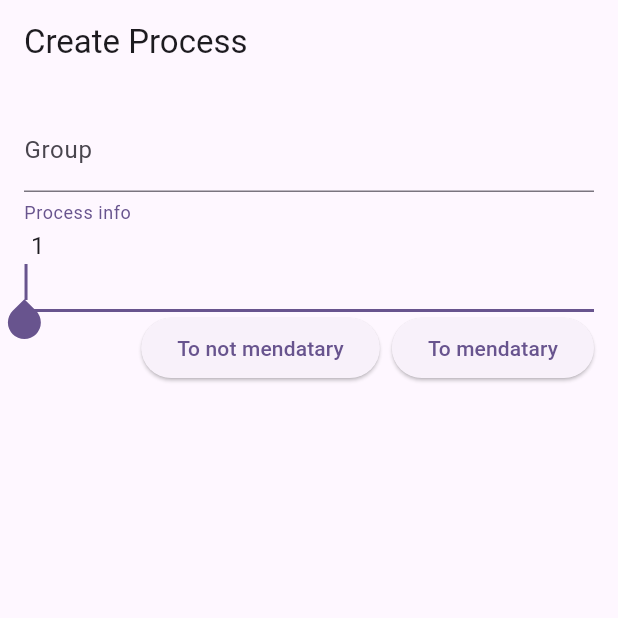
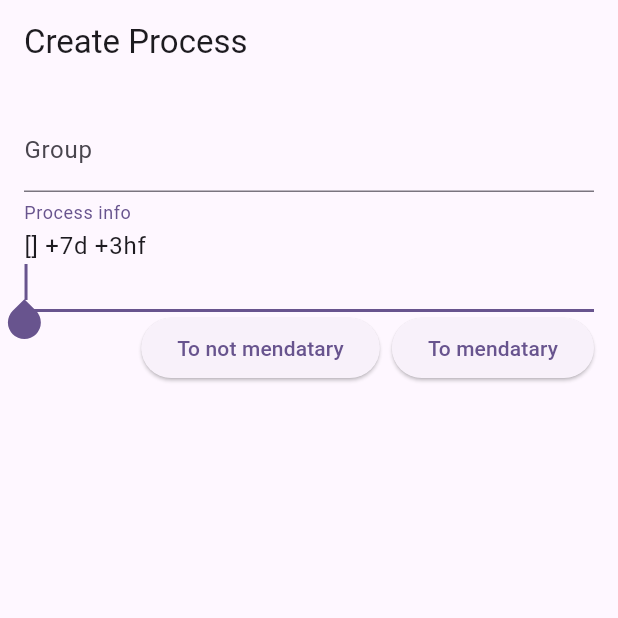
Before and after one commit to nicourrrn/pliner, a Flutter app: the ProcessCreateView screen opened by its route, on a phone screen of 412 x 824 dp, the top half of it. Run offline on Flutter 3.47's test engine with Material 3 defaults, Android fonts, the light colour scheme and no system bars; our stand-ins replace date_format, file_picker, flutter_hooks, freezed_annotation, gap, go_router and 2 more; generated files the repository leaves out were written again.

Commit message:
Update difficult level system

```diff
--- a/lib/main.dart
+++ b/lib/main.dart
@@ -8,7 +8,6 @@
 import 'package:date_format/date_format.dart';
 import "dart:convert";
 import "package:path_provider/path_provider.dart";
-import "package:uuid/uuid.dart";
 import "./models.dart";
 import "./convetrers.dart";
 import "./controllers.dart";
@@ -198,7 +197,7 @@
       child: ListTile(
         title: Text(process.name),
         subtitle: Text(process.group),
-        trailing: Text(process.difficultLevel.toString()),
+        trailing: Text(process.timeNeeded.inHours.toString()),
         onTap: () {
           context.push("/process/${process.id}");
         },
@@ -227,7 +226,7 @@
       appBar: AppBar(
         title: Text(process.name),
         actions: [
-          Text(process.difficultLevel.toString()),
+          Text(process.timeNeeded.inHours.toString()),
           IconButton(
             icon: const Icon(Icons.edit),
             onPressed: () {
@@ -242,7 +241,7 @@
           crossAxisAlignment: CrossAxisAlignment.start,
           children: [
             Text(process.description, style: TextStyle(fontSize: 18)),
-            const Gap(32),
+            const Gap(18),
             Expanded(child: StepListView(processId: processId)),
             Row(
               mainAxisAlignment: MainAxisAlignment.spaceBetween,
@@ -278,9 +277,6 @@
         final step = steps[index];
         return ListTile(
           title: Text(step.text),
-          subtitle: Text(
-            'Deadline: ${formatDate(step.deadline, [yy, '-', mm, '-', dd])}',
-          ),
           tileColor: step.isMendatary ? Colors.grey[300] : Colors.grey[100],
           trailing: Checkbox(
             value: step.done,
@@ -312,16 +308,7 @@
   Widget build(BuildContext context, WidgetRef ref) {
     var baseProcess =
         processId == null
-            ? Process(
-              id: Uuid().v1(),
-              name: '',
-              description: '',
-              isMendatary: false,
-              difficultLevel: 1,
-              group: '',
-              assignedAt: DateTime.now(),
-              steps: [],
-            )
+            ? Process.zero()
             : ref
                 .watch(processListProvider)
                 .firstWhere((process) => process.id == processId);
--- a/lib/models.dart
+++ b/lib/models.dart
@@ -1,7 +1,10 @@
 import 'package:freezed_annotation/freezed_annotation.dart';
+import 'package:uuid/uuid.dart';
 
 part 'models.g.dart';
 part 'models.freezed.dart';
+
+enum ProcessType { parrallel, focus }
 
 @freezed
 @JsonSerializable()
@@ -11,8 +14,10 @@
     required this.name,
     required this.description,
     required this.isMendatary,
-    required this.difficultLevel,
+    required this.processType,
     required this.group,
+    required this.timeNeeded,
+    required this.deadline,
     required this.assignedAt,
     required this.steps,
   });
@@ -20,14 +25,29 @@
   final String name;
   final String description;
   final bool isMendatary;
-  final int difficultLevel;
+  final ProcessType processType;
+  final Duration timeNeeded;
   final String group;
+  final DateTime deadline;
   final DateTime assignedAt;
   final List<Step> steps;
 
   factory Process.fromJson(Map<String, dynamic> json) =>
       _$ProcessFromJson(json);
   Map<String, dynamic> toJson() => _$ProcessToJson(this);
+
+  factory Process.zero() => Process(
+    id: Uuid().v1(),
+    name: '[]',
+    description: '',
+    isMendatary: false,
+    processType: ProcessType.focus,
+    deadline: DateTime.now().add(const Duration(days: 7)),
+    group: '',
+    timeNeeded: const Duration(hours: 3),
+    assignedAt: DateTime.now(),
+    steps: [],
+  );
 }
 
 @freezed
@@ -37,13 +57,11 @@
     required this.id,
     required this.text,
     required this.done,
-    required this.deadline,
     required this.isMendatary,
   });
   final String id;
   final String text;
   final bool done;
-  final DateTime deadline;
   final bool isMendatary;
 
   factory Step.fromJson(Map<String, dynamic> json) => _$StepFromJson(json);
```
Also changed, not shown: lib/convetrers.dart (+27 -14 lines), lib/models.freezed.dart, lib/models.g.dart.
